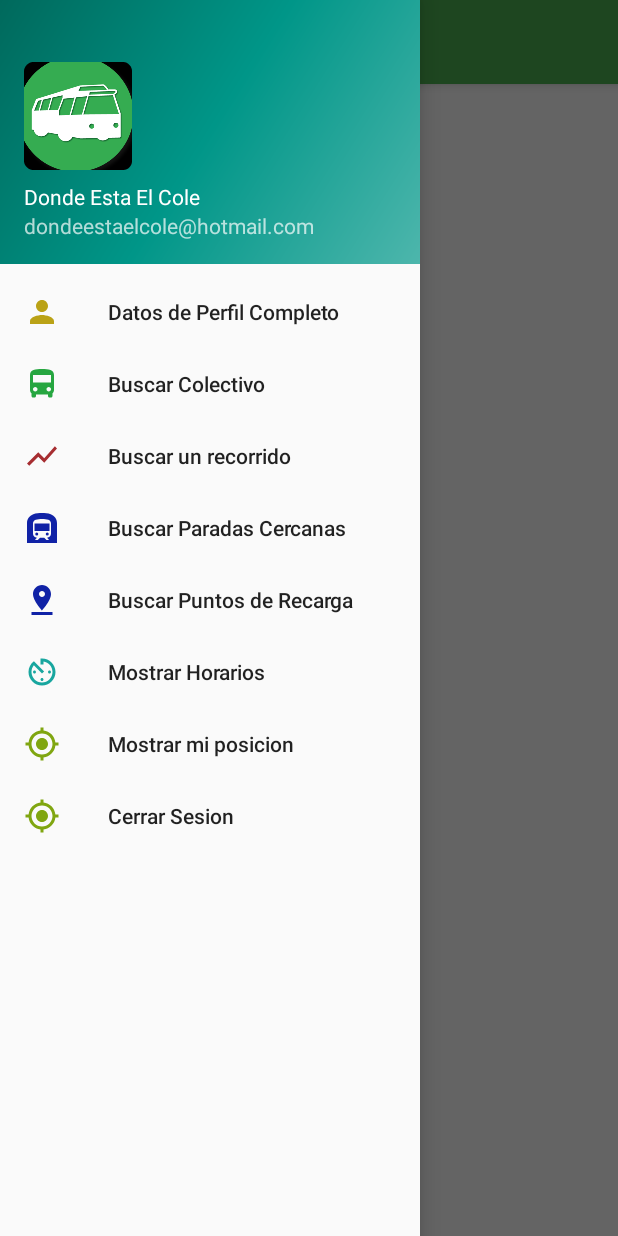
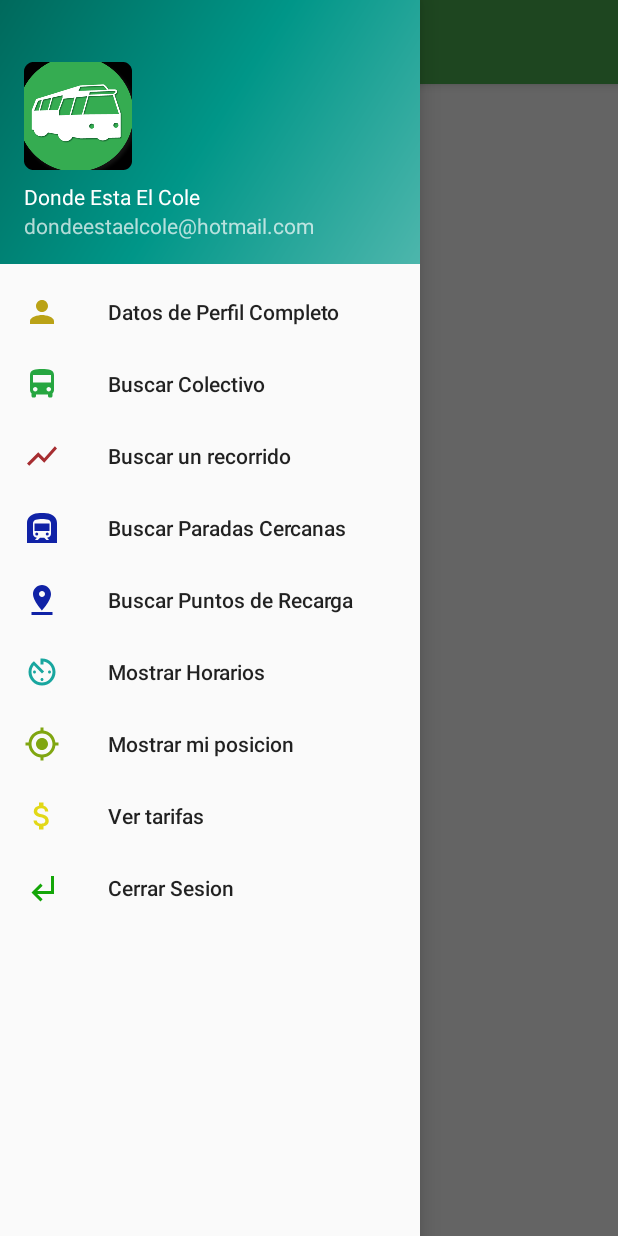
Before and after one commit to gonzalogabriel3/ProyectoFinalAndroid, an Android app: the FalsoMain screen opened directly, with no data from a screen before it, with the side drawer open, on a phone screen of 412 x 824 dp. Run offline under Robolectric (Android 15) with nearby library versions, the phone set to English and light mode, and no system bars; our stand-ins replace Volley; network calls fail.

Commit message:
Agrego activity para ver las tarifas

```diff
--- a/app/src/main/AndroidManifest.xml
+++ b/app/src/main/AndroidManifest.xml
@@ -30,7 +30,8 @@
             android:name=".FalsoMain"
             android:label="@string/title_activity_falso_main"
             android:theme="@style/AppTheme.NoActionBar" />
-        <activity android:name=".listaRecorridoActivity"></activity>
+        <activity android:name=".listaRecorridoActivity" />
+        <activity android:name=".tarifaActivity"></activity>
     </application>
 
 </manifest>
--- a/app/src/main/java/com/example/gonzalo/proyectofinalandroid/FalsoMain.java
+++ b/app/src/main/java/com/example/gonzalo/proyectofinalandroid/FalsoMain.java
@@ -56,7 +56,7 @@ public class FalsoMain extends AppCompatActivity
     WebView wb_inicio;
     private double latitudGPS,longitudGPS;
     LocationManager locationManager;
-    public String URL="http://dondeestaelcole.ddns.net:8080";
+    public String URL="http://dd5cbfad.ngrok.io";
     public static final int recorridoId=0;
 
     Timer timer;
@@ -215,11 +215,6 @@ public class FalsoMain extends AppCompatActivity
 
 
 
-
-
-            //mostrarRecorrido(1);
-
-
         } else if (id == R.id.nav_paradas_cercanas) {
             mostrarParadasCercanas();
         } else if (id == R.id.nav_puntos_de_recarga) {
@@ -227,6 +222,8 @@ public class FalsoMain extends AppCompatActivity
 
         } else if (id == R.id.nav_horarios) {
             //vacio
+        } else if (id == R.id.nav_tarifas) {
+             irTarifas();
         } else if (id == R.id.nav_posicion) {
             guardarPosicionDeUsuario(usuario.getId());
 
@@ -380,6 +377,11 @@ public class FalsoMain extends AppCompatActivity
             queue.add(postRequest);
 
         }
+    }
+
+    public void irTarifas(){
+        Intent i=new Intent(getApplicationContext(), tarifaActivity.class);
+        startActivity(i);
     }
 
     /*--------------METODOS PARA INTERACCION CON EL MAPA-------------------*/
--- a/app/src/main/java/com/example/gonzalo/proyectofinalandroid/activityLogin.java
+++ b/app/src/main/java/com/example/gonzalo/proyectofinalandroid/activityLogin.java
@@ -25,7 +25,7 @@ public class activityLogin extends AppCompatActivity {
 
     private EditText etUsuario,etPassword;
     private Button btnRequest;
-    String URL="http://dondeestaelcole.ddns.net:8080";
+    String URL="http://dd5cbfad.ngrok.io";
     private String url = URL+"/logusuario";
     private RequestQueue mRequestQueue;
     private JsonObjectRequest Request;
--- /dev/null
+++ b/app/src/main/res/drawable/ic_precio.xml
@@ -0,0 +1,5 @@
+<vector android:height="24dp" android:tint="#E2D817"
+    android:viewportHeight="24.0" android:viewportWidth="24.0"
+    android:width="24dp" xmlns:android="http://schemas.android.com/apk/res/android">
+    <path android:fillColor="#FF000000" android:pathData="M11.8,10.9c-2.27,-0.59 -3,-1.2 -3,-2.15 0,-1.09 1.01,-1.85 2.7,-1.85 1.78,0 2.44,0.85 2.5,2.1h2.21c-0.07,-1.72 -1.12,-3.3 -3.21,-3.81V3h-3v2.16c-1.94,0.42 -3.5,1.68 -3.5,3.61 0,2.31 1.91,3.46 4.7,4.13 2.5,0.6 3,1.48 3,2.41 0,0.69 -0.49,1.79 -2.7,1.79 -2.06,0 -2.87,-0.92 -2.98,-2.1h-2.2c0.12,2.19 1.76,3.42 3.68,3.83V21h3v-2.15c1.95,-0.37 3.5,-1.5 3.5,-3.55 0,-2.84 -2.43,-3.81 -4.7,-4.4z"/>
+</vector>
--- /dev/null
+++ b/app/src/main/res/drawable/ic_salir.xml
@@ -0,0 +1,5 @@
+<vector android:height="24dp" android:tint="#14A608"
+    android:viewportHeight="24.0" android:viewportWidth="24.0"
+    android:width="24dp" xmlns:android="http://schemas.android.com/apk/res/android">
+    <path android:fillColor="#FF000000" android:pathData="M11,9l1.42,1.42L8.83,14H18V4h2v12H8.83l3.59,3.58L11,21l-6,-6 6,-6z"/>
+</vector>
--- a/app/src/main/res/menu/activity_falso_main_drawer.xml
+++ b/app/src/main/res/menu/activity_falso_main_drawer.xml
@@ -34,8 +34,12 @@
             android:icon="@drawable/ic_posicion"
             android:title="Mostrar mi posicion" />
         <item
+            android:id="@+id/nav_tarifas"
+            android:icon="@drawable/ic_precio"
+            android:title="Ver tarifas" />
+        <item
             android:id="@+id/nav_cerrar_sesion"
-            android:icon="@drawable/ic_posicion"
+            android:icon="@drawable/ic_salir"
             android:title="Cerrar Sesion" />
     </group>
 
```
Also changed, not shown: app/src/main/java/com/example/gonzalo/proyectofinalandroid/tarifaActivity.java (added, +88 -0 lines), app/src/main/res/layout/activity_tarifa.xml (added, +50 -0 lines).
